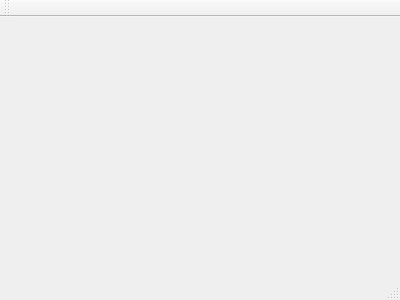
Old version of the form mainwindow.ui in the repository hsuan1993/test.
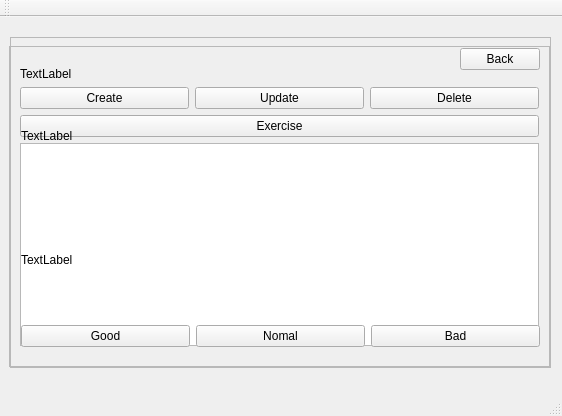
New version of the form.

```diff
--- a/mainwindow.ui
+++ b/mainwindow.ui
@@ -1,24 +1,203 @@
 <ui version="4.0">
  <class>MainWindow</class>
- <widget class="QMainWindow" name="MainWindow" >
-  <property name="geometry" >
+ <widget class="QMainWindow" name="MainWindow">
+  <property name="geometry">
    <rect>
     <x>0</x>
     <y>0</y>
-    <width>400</width>
-    <height>300</height>
+    <width>562</width>
+    <height>416</height>
    </rect>
   </property>
   <property name="windowTitle" >
    <string>MainWindow</string>
   </property>
-  <widget class="QMenuBar" name="menuBar" />
-  <widget class="QToolBar" name="mainToolBar" />
-  <widget class="QWidget" name="centralWidget" />
-  <widget class="QStatusBar" name="statusBar" />
+  <widget class="QWidget" name="centralWidget">
+   <widget class="QFrame" name="m_InitFrame">
+    <property name="geometry">
+     <rect>
+      <x>9</x>
+      <y>29</y>
+      <width>541</width>
+      <height>321</height>
+     </rect>
+    </property>
+    <property name="frameShape">
+     <enum>QFrame::StyledPanel</enum>
+    </property>
+    <property name="frameShadow">
+     <enum>QFrame::Raised</enum>
+    </property>
+    <widget class="QWidget" name="horizontalLayoutWidget">
+     <property name="geometry">
+      <rect>
+       <x>0</x>
+       <y>10</y>
+       <width>541</width>
+       <height>301</height>
+      </rect>
+     </property>
+     <layout class="QVBoxLayout" name="verticalLayout_4">
+      <item>
+       <widget class="QLabel" name="label">
+        <property name="text">
+         <string>TextLabel</string>
+        </property>
+       </widget>
+      </item>
+      <item>
+       <layout class="QHBoxLayout" name="horizontalLayout_5">
+        <item>
+         <widget class="QPushButton" name="m_CreateBtn">
+          <property name="text">
+           <string>Create</string>
+          </property>
+         </widget>
+        </item>
+        <item>
+         <widget class="QPushButton" name="m_UpdateBtn">
+          <property name="text">
+           <string>Update</string>
+          </property>
+         </widget>
+        </item>
+        <item>
+         <widget class="QPushButton" name="m_DeleteBtn">
+          <property name="text">
+           <string>Delete</string>
+          </property>
+         </widget>
+        </item>
+       </layout>
+      </item>
+      <item>
+       <widget class="QPushButton" name="m_ExerciseBtn">
+        <property name="text">
+         <string>Exercise</string>
+        </property>
+       </widget>
+      </item>
+      <item>
+       <widget class="QTableView" name="tableView"/>
+      </item>
+     </layout>
+    </widget>
+    <zorder>frame</zorder>
+    <zorder>horizontalLayoutWidget</zorder>
+   </widget>
+   <widget class="QFrame" name="m_ExerciseFrame">
+    <property name="geometry">
+     <rect>
+      <x>10</x>
+      <y>20</y>
+      <width>541</width>
+      <height>331</height>
+     </rect>
+    </property>
+    <property name="frameShape">
+     <enum>QFrame::StyledPanel</enum>
+    </property>
+    <property name="frameShadow">
+     <enum>QFrame::Raised</enum>
+    </property>
+    <widget class="QWidget" name="verticalLayoutWidget">
+     <property name="geometry">
+      <rect>
+       <x>0</x>
+       <y>0</y>
+       <width>541</width>
+       <height>321</height>
+      </rect>
+     </property>
+     <layout class="QVBoxLayout" name="verticalLayout_5">
+      <item>
+       <layout class="QHBoxLayout" name="horizontalLayout">
+        <item>
+         <spacer name="horizontalSpacer">
+          <property name="orientation">
+           <enum>Qt::Horizontal</enum>
+          </property>
+          <property name="sizeHint" stdset="0">
+           <size>
+            <width>40</width>
+            <height>20</height>
+           </size>
+          </property>
+         </spacer>
+        </item>
+        <item>
+         <widget class="QPushButton" name="m_BackBtn">
+          <property name="text">
+           <string>Back</string>
+          </property>
+         </widget>
+        </item>
+       </layout>
+      </item>
+      <item>
+       <widget class="QLabel" name="m_QuestionLabel">
+        <property name="text">
+         <string>TextLabel</string>
+        </property>
+       </widget>
+      </item>
+      <item>
+       <widget class="QLabel" name="label_3">
+        <property name="text">
+         <string>TextLabel</string>
+        </property>
+       </widget>
+      </item>
+      <item>
+       <layout class="QHBoxLayout" name="horizontalLayout_6">
+        <item>
+         <widget class="QPushButton" name="m_GoodBtn">
+          <property name="text">
+           <string>Good</string>
+          </property>
+         </widget>
+        </item>
+        <item>
+         <widget class="QPushButton" name="m_NomalBtn">
+          <property name="text">
+           <string>Nomal</string>
+          </property>
+         </widget>
+        </item>
+        <item>
+         <widget class="QPushButton" name="m_BadBtn">
+          <property name="text">
+           <string>Bad</string>
+          </property>
+         </widget>
+        </item>
+       </layout>
+      </item>
+     </layout>
+    </widget>
+   </widget>
+  </widget>
+  <widget class="QMenuBar" name="menuBar">
+   <property name="geometry">
+    <rect>
+     <x>0</x>
+     <y>0</y>
+     <width>562</width>
+     <height>21</height>
+    </rect>
+   </property>
+  </widget>
+  <widget class="QToolBar" name="mainToolBar">
+   <attribute name="toolBarArea">
+    <enum>TopToolBarArea</enum>
+   </attribute>
+   <attribute name="toolBarBreak">
+    <bool>false</bool>
+   </attribute>
+  </widget>
+  <widget class="QStatusBar" name="statusBar"/>
  </widget>
- <layoutDefault spacing="6" margin="11" />
- <pixmapfunction></pixmapfunction>
+ <layoutdefault spacing="6" margin="11"/>
  <resources/>
  <connections/>
 </ui>
```
Left out of the diff: 3 changed lines with no effect on the pictures.
